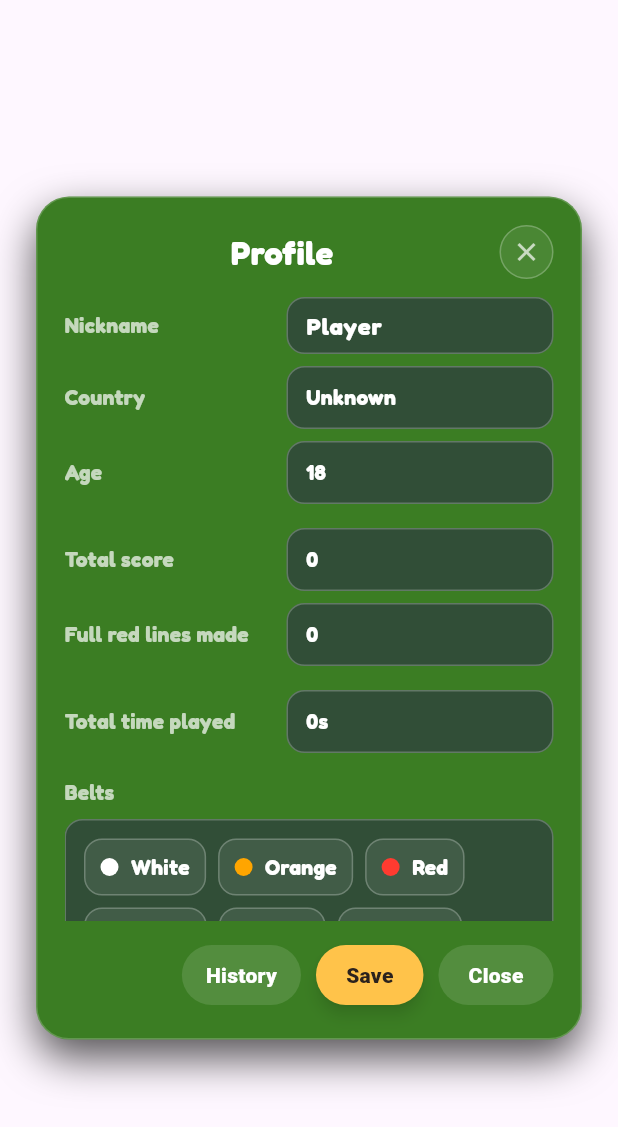
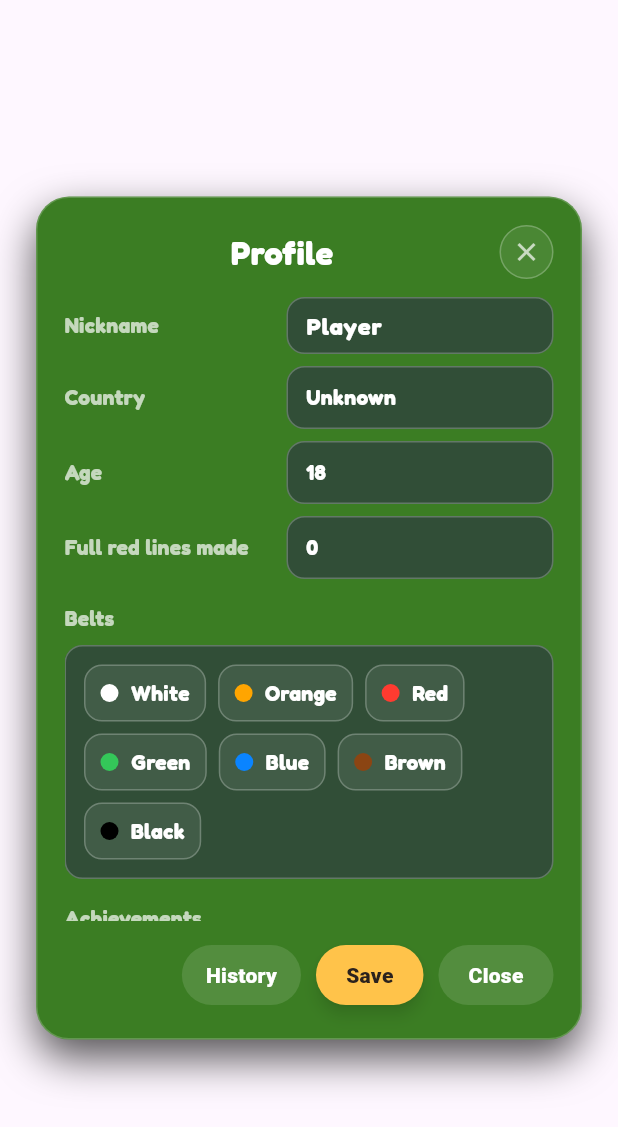
Before and after one commit to yvolokitin/dual_clash, a Flutter app: the ProfileDialog widget shown alone on an empty page, opened directly with empty values, on a phone screen of 412 x 824 dp. Shown: the top 1127 px of the screen. Run offline on Flutter 3.47's test engine with Material 3 defaults, Android fonts, the phone set to English and light mode, and no system bars; our stand-ins replace shared_preferences; accounts and stored records are empty.

Commit message:
Remove total score and time from profile

```diff
--- a/lib/ui/pages/help_page.dart
+++ b/lib/ui/pages/help_page.dart
@@ -96,7 +96,7 @@ class HelpDialog extends StatelessWidget {
                         SizedBox(height: 12),
                         _SectionTitle('History & Profile'),
                         _BodyText(
-                            'Your finished games are saved in History with all details. Your cumulative total Red score is shown in Profile.'),
+                            'Your finished games are saved in History with all details.'),
                       ],
                     ),
                   ),
--- a/lib/ui/pages/profile_page.dart
+++ b/lib/ui/pages/profile_page.dart
@@ -407,15 +407,9 @@ class _ProfileDialogState extends State<ProfileDialog> {
                         _infoRow('Country', controller.country),
                         const SizedBox(height: 8),
                         _infoRow('Age', controller.age.toString()),
-                        const SizedBox(height: 16),
-                        _infoRow('Total score',
-                            controller.totalUserScore.toString()),
                         const SizedBox(height: 8),
                         _infoRow('Full red lines made',
                             controller.redLinesCompletedTotal.toString()),
-                        const SizedBox(height: 16),
-                        _infoRow('Total time played',
-                            _formatDuration(controller.totalPlayTimeMs)),
                         const SizedBox(height: 16),
                         const Text('Belts',
                             style: TextStyle(
```
